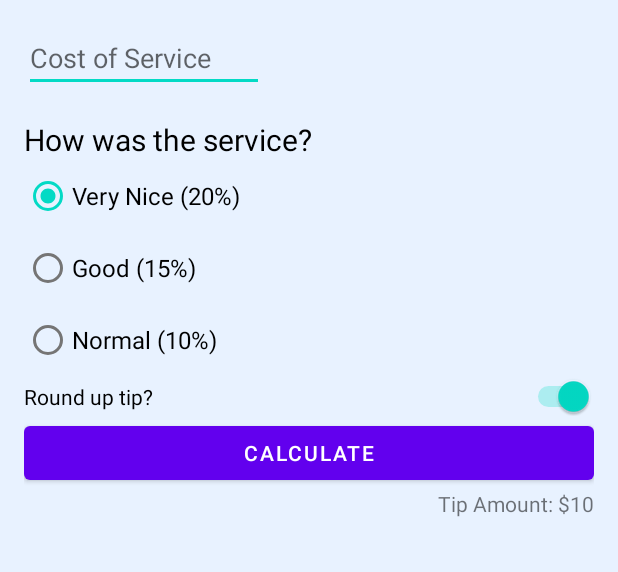
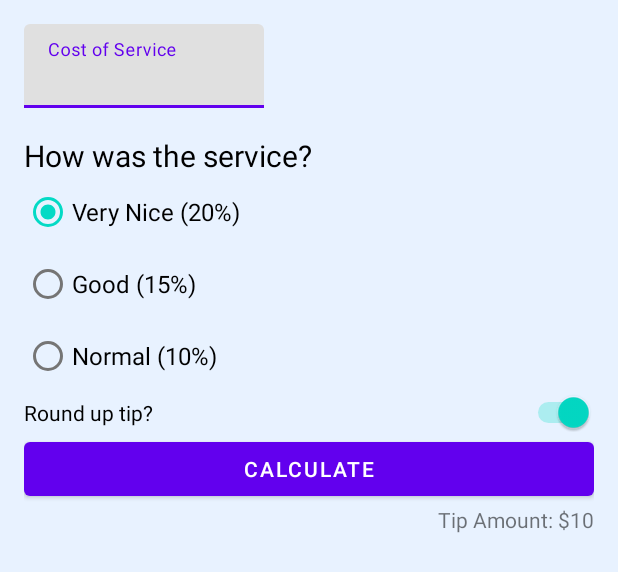
Before and after one commit to PHVC/TipTime, an Android app: the layout activity_main.xml on its own in the app's theme, with its tools: preview values and no code run, on a phone screen of 412 x 824 dp. Shown: the top 572 px of the screen. Run offline under Robolectric (Android 15) with nearby library versions, the phone set to English and light mode, and no system bars.

Commit message:
Change the design of app -( EditText)

```diff
--- a/app/build.gradle
+++ b/app/build.gradle
@@ -38,6 +38,7 @@ android {
 
 dependencies {
 
+    implementation 'com.google.android.material:material:<version>'
     implementation 'androidx.core:core-ktx:1.6.0'
     implementation 'androidx.appcompat:appcompat:1.3.1'
     implementation 'com.google.android.material:material:1.4.0'
--- a/app/src/main/java/com/example/tiptime/MainActivity.kt
+++ b/app/src/main/java/com/example/tiptime/MainActivity.kt
@@ -12,14 +12,14 @@ class MainActivity : AppCompatActivity() {
     override fun onCreate(savedInstanceState: Bundle?) {
         super.onCreate(savedInstanceState)
 
-        binding = com.example.tiptime.databinding.ActivityMainBinding.inflate(layoutInflater)
+        binding = ActivityMainBinding.inflate(layoutInflater)
         setContentView(binding.root)
 
         binding.calculateButton.setOnClickListener { calculateTip() }
     }
 
     private fun calculateTip() {
-        val stringInTextField = binding.costOfService.text.toString()
+        val stringInTextField = binding.costOfServiceEditText.text.toString()
         val cost = stringInTextField.toDoubleOrNull()
         if (cost == null || cost == 0.0) {
             binding.tipResult.text = ""
--- a/app/src/main/res/layout/activity_main.xml
+++ b/app/src/main/res/layout/activity_main.xml
@@ -8,14 +8,22 @@
     android:padding="16dp"
     tools:context=".MainActivity">
 
-    <EditText
+    <com.google.android.material.textfield.TextInputLayout
         android:id="@+id/cost_of_service"
         android:layout_width="160dp"
         android:layout_height="wrap_content"
         android:hint="@string/cost_of_service"
         android:inputType="numberDecimal"
         app:layout_constraintStart_toStartOf="parent"
-        app:layout_constraintTop_toTopOf="parent" />
+        app:layout_constraintTop_toTopOf="parent">
+
+        <com.google.android.material.textfield.TextInputEditText
+            android:id="@+id/cost_of_service_edit_text"
+            android:layout_width="match_parent"
+            android:layout_height="wrap_content"
+            android:inputType="numberDecimal" />
+
+    </com.google.android.material.textfield.TextInputLayout>
 
     <TextView
         android:id="@+id/service_question"
@@ -29,10 +37,10 @@
         app:layout_constraintTop_toBottomOf="@id/cost_of_service" />
 
     <RadioGroup
-        android:checkedButton="@id/very_nice_radio_button"
         android:id="@+id/tip_options"
         android:layout_width="match_parent"
         android:layout_height="wrap_content"
+        android:checkedButton="@id/very_nice_radio_button"
         android:orientation="vertical"
         app:layout_constraintStart_toStartOf="parent"
         app:layout_constraintTop_toBottomOf="@id/service_question">
@@ -90,8 +98,8 @@
         android:id="@+id/tip_result"
         android:layout_width="wrap_content"
         android:layout_height="wrap_content"
-        tools:text="Tip Amount: $10"
         app:layout_constraintEnd_toEndOf="parent"
-        app:layout_constraintTop_toBottomOf="@id/calculate_button" />
+        app:layout_constraintTop_toBottomOf="@id/calculate_button"
+        tools:text="Tip Amount: $10" />
 
 </androidx.constraintlayout.widget.ConstraintLayout>
```
